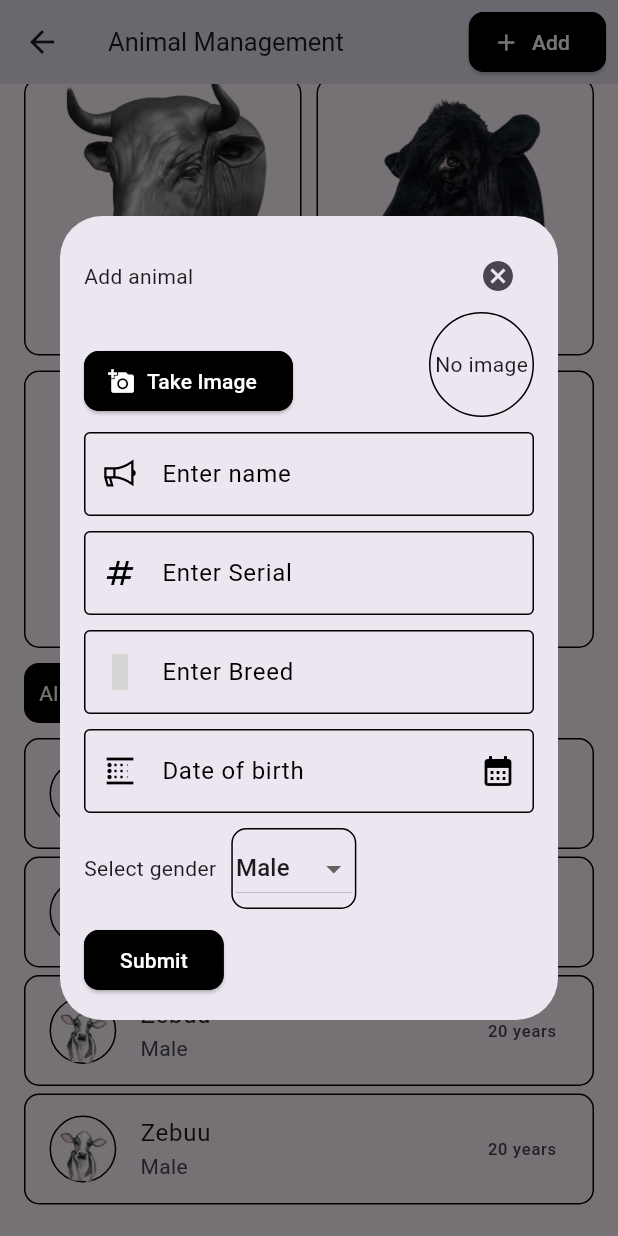
After one commit to zakariairungu/dairy_farm_app, a Flutter app: the AnimalManagement screen opened directly, scrolled down 73 dp, after a tap on "Add", on a phone screen of 412 x 824 dp. The commit adds this screen. Run offline on Flutter 3.47's test engine with Material 3 defaults, Android fonts, the phone set to English and light mode, and no system bars; our stand-ins replace firebase_core, fl_chart, flutter_speed_dial, get, google_fonts, google_nav_bar and 3 more; missing offline and left inert: flutter_launcher_icons; accounts and stored records are empty; grey boxes are pictures that could not be loaded.

Commit message:
add some features

```diff
--- a/lib/main.dart
+++ b/lib/main.dart
@@ -1,10 +1,10 @@
-import 'package:dairy_farm_app/src/features/authentication/screens/login/login.dart';
 import 'package:dairy_farm_app/src/features/dashboard/screens/dashboard.dart';
 import 'package:dairy_farm_app/src/utils/theme.dart/theme.dart';
 import 'package:flutter/material.dart';
 import 'package:get/get.dart';
 
 void main() {
+  WidgetsFlutterBinding.ensureInitialized();
   runApp(const MyApp());
 }
 
@@ -19,6 +19,6 @@ class MyApp extends StatelessWidget {
         theme: FTheme.lightTheme,
         darkTheme: FTheme.darkTheme,
         themeMode: ThemeMode.system,
-        home: const Login());
+        home: const Dashboard());
   }
 }
--- /dev/null
+++ b/lib/src/features/dashboard/controllers/add_animal_controller.dart
@@ -0,0 +1,87 @@
+import 'dart:io';
+
+import 'package:flutter/material.dart';
+import 'package:get/get.dart';
+import 'package:image_picker/image_picker.dart';
+
+class AddAnimalController extends GetxController {
+  static AddAnimalController get instance => Get.find();
+
+  RxString selectedGender = RxString('Male');
+  Rx<XFile?> image = Rx<XFile?>(null);
+  RxString selectedStatus = 'IsMilked'.obs;
+
+  final dateController = TextEditingController();
+  final nameController = TextEditingController();
+  final breedController = TextEditingController();
+  final serialController = TextEditingController();
+
+  Future<void> takeImage() async {
+    final picker = ImagePicker();
+    final pickedFile = await picker.pickImage(source: ImageSource.camera);
+
+    if (pickedFile != null) {
+      image.value = XFile(pickedFile.path);
+    } else {
+      Get.snackbar("Error", "No image selected",
+          snackPosition: SnackPosition.BOTTOM);
+    }
+  }
+
+  setGender(String gender) {
+    selectedGender.value = gender;
+  }
+
+  void setStatus(String status) {
+    selectedStatus.value = status;
+  }
+
+  void addAnimal() {
+    if (dateController.text.isEmpty) {
+      Get.snackbar(
+        "Error", // Title
+        "Please enter the date of birth", // Message
+        snackPosition: SnackPosition.BOTTOM, // Position
+        backgroundColor: Colors.red, // Background color
+        colorText: Colors.white, // Text color
+      );
+      return;
+    }
+    if (nameController.text.isEmpty) {
+      Get.snackbar(
+        "Error", // Title
+        "Please enter the name", // Message
+        snackPosition: SnackPosition.BOTTOM, // Position
+        backgroundColor: Colors.red, // Background color
+        colorText: Colors.white, // Text color
+      );
+      return;
+    }
+    if (breedController.text.isEmpty) {
+      Get.snackbar(
+        "Error", // Title
+        "Please enter the breed", // Message
+        snackPosition: SnackPosition.BOTTOM, // Position
+        backgroundColor: Colors.red, // Background color
+        colorText: Colors.white, // Text color
+      );
+      return;
+    }
+    if (serialController.text.isEmpty) {
+      Get.snackbar(
+        "Error", // Title
+        "Please enter the serial number", // Message
+        snackPosition: SnackPosition.BOTTOM, // Position
+        backgroundColor: Colors.red, // Background color
+        colorText: Colors.white, // Text color
+      );
+      return;
+    }
+  }
+
+  @override
+  void onClose() {
+    dateController.dispose();
+    super.onClose();
+  }
+}
--- /dev/null
+++ b/lib/src/features/dashboard/dialog/add_animal.dart
@@ -0,0 +1,11 @@
+import 'package:flutter/material.dart';
+
+import '../screens/animal_management/wiget/add_animal.dart';
+
+Future<dynamic> addAnimal(BuildContext context) {
+  return showDialog(
+      context: context,
+      builder: (context) {
+        return const AddAnimal();
+      });
+}
--- a/lib/src/features/dashboard/dialog/setting_dialog.dart
+++ b/lib/src/features/dashboard/dialog/setting_dialog.dart
@@ -1,5 +1,6 @@
 import 'package:dairy_farm_app/src/constants/colors.dart';
 import 'package:dairy_farm_app/src/constants/text.dart';
+import 'package:dairy_farm_app/src/features/dashboard/screens/animal_management/animal_management.dart';
 import 'package:dairy_farm_app/src/features/dashboard/screens/profile/profile.dart';
 import 'package:dairy_farm_app/src/features/dashboard/screens/user_management/user_management.dart';
 import 'package:flutter/material.dart';
@@ -72,6 +73,22 @@ Future<dynamic> setting(BuildContext context, bool isDark) {
                   height: 10,
                 ),
                 ListTile(
+                  onTap: () {
+
+                    Navigator.pop(context);
+                    Get.to(const AnimalManagement());
+                  },
+                  leading: Icon(Icons.search,
+                      color: isDark ? primaryColor : blackColor),
+                  title: Text(
+                    "Animal Management",
+                    style: Theme.of(context).textTheme.titleSmall,
+                  ),
+                ),
+                const SizedBox(
+                  height: 10,
+                ),
+                ListTile(
                   title: Text(fBilling,
                       style: Theme.of(context).textTheme.titleSmall),
                   trailing: Icon(Icons.money,
--- /dev/null
+++ b/lib/src/features/dashboard/models/animal_models.dart
@@ -0,0 +1,21 @@
+import 'dart:io';
+
+class Animal {
+  final String selectedGender;
+  final File? image;
+  final String? selectedStatus;
+  final String dateOfBirth;
+  final String name;
+  final String breed;
+  final String serialNumber;
+
+  Animal({
+    required this.selectedGender,
+    required this.image,
+    required this.selectedStatus,
+    required this.dateOfBirth,
+    required this.name,
+    required this.breed,
+    required this.serialNumber,
+  });
+}
--- /dev/null
+++ b/lib/src/features/dashboard/screens/animal_management/animal_management.dart
@@ -0,0 +1,165 @@
+import 'package:dairy_farm_app/src/constants/colors.dart';
+import 'package:flutter/material.dart';
+
+import '../../dialog/add_animal.dart';
+
+class AnimalManagement extends StatelessWidget {
+  const AnimalManagement({super.key});
+
+  @override
+  Widget build(BuildContext context) {
+    return Scaffold(
+      appBar: AppBar(
+        title: const Text(
+          "Animal Management",
+          style: TextStyle(fontSize: 17),
+        ),
+        actions: [
+          Padding(
+            padding: const EdgeInsets.all(8.0),
+            child: ElevatedButton.icon(
+              onPressed: () {
+                addAnimal(context);
+              },
+              icon: const Icon(Icons.add),
+              label: const Text(
+                "Add",
+              ),
+            ),
+          ),
+        ],
+      ),
+      body: SingleChildScrollView(
+        child: Padding(
+          padding: const EdgeInsets.all(16.0),
+          child: Column(
+            crossAxisAlignment: CrossAxisAlignment.start,
+            children: [
+              const Text(
+                "Categories",
+                style: TextStyle(fontSize: 30),
+              ),
+              const SizedBox(
+                height: 10,
+              ),
+              GridView(
+                shrinkWrap: true,
+                gridDelegate: const SliverGridDelegateWithFixedCrossAxisCount(
+                  crossAxisCount: 2,
+                  mainAxisSpacing: 10,
+                  crossAxisSpacing: 10,
+                ),
+                children: [
+                  Container(
+                    decoration: BoxDecoration(
+                      border: Border.all(width: 1),
+                      borderRadius: BorderRadius.circular(10),
+                    ),
+                    child: Column(
+                      mainAxisAlignment: MainAxisAlignment.center,
+                      children: [
+                        Expanded(
+                            child: Image.asset(
+                          "assets/png/bull.png",
+                          fit: BoxFit.contain,
+                        )),
+                        const Text("Bulls"),
+                      ],
+                    ),
+                  ),
+                  Container(
+                    decoration: BoxDecoration(
+                      border: Border.all(width: 1),
+                      borderRadius: BorderRadius.circular(10),
+                    ),
+                    child: Column(
+                      mainAxisAlignment: MainAxisAlignment.center,
+                      children: [
+                        Expanded(
+                            child: Image.asset(
+                          "assets/png/cows.png",
+                          fit: BoxFit.contain,
+                        )),
+                        const Text("Cows"),
+                      ],
+                    ),
+                  ),
+                  Container(
+                    decoration: BoxDecoration(
+                      border: Border.all(width: 1),
+                      borderRadius: BorderRadius.circular(10),
+                    ),
+                    child: Column(
+                      mainAxisAlignment: MainAxisAlignment.center,
+                      children: [
+                        Expanded(
+                            child: Image.asset(
+                          "assets/png/calf.png",
+                          fit: BoxFit.contain,
+                        )),
+                        const Text("Calf"),
+                      ],
+                    ),
+                  ),
+                  Container(
+                    decoration: BoxDecoration(
+                      border: Border.all(width: 1),
+                      borderRadius: BorderRadius.circular(10),
+                    ),
+                    child: const Center(child: Text("20 Total")),
+                  ),
+                ],
+              ),
+              const SizedBox(
+                height: 10,
+              ),
+              Container(
+                padding: const EdgeInsets.all(10),
+                decoration: BoxDecoration(
+                    color: blackColor, borderRadius: BorderRadius.circular(10)),
+                child: Text(
+                  "All",
+                  style: TextStyle(color: whiteColor),
+                ),
+              ),
+              const SizedBox(
+                height: 10,
+              ),
+              ListView.builder(
+                shrinkWrap: true,
+                itemCount: 4,
+                itemBuilder: (context, index) {
+                  return Padding(
+                    padding: const EdgeInsets.only(bottom: 5),
+                    child: Container(
+                      decoration: BoxDecoration(
+                          border: Border.all(width: 1),
+                          borderRadius: BorderRadius.circular(10)),
+                      child: ListTile(
+                        leading: Container(
+                          padding: const EdgeInsets.all(4),
+                          decoration: BoxDecoration(
+                            border: Border.all(width: 1),
+                            shape: BoxShape.circle,
+                          ),
+                          child: Image.asset(
+                            "assets/png/calf.png",
+                          ),
+                        ),
+                        title: const Text("Zebuu"),
+                        subtitle: const Text("Male"),
+                        trailing: const Text("20 years"),
+                      ),
+                    ),
+                  );
+                },
+              ),
+            ],
+          ),
+        ),
+      ),
+    );
+  }
+
+
+}
--- /dev/null
+++ b/lib/src/features/dashboard/screens/animal_management/wiget/add_animal.dart
@@ -0,0 +1,239 @@
+import 'dart:io';
+
+import 'package:dairy_farm_app/src/features/dashboard/controllers/add_animal_controller.dart';
+import 'package:flutter/material.dart';
+import 'package:get/get.dart';
+import 'package:line_icons/line_icons.dart';
+
+class AddAnimal extends StatefulWidget {
+  const AddAnimal({
+    super.key,
+  });
+
+  @override
+  State<AddAnimal> createState() => _AddAnimalState();
+}
+
+class _AddAnimalState extends State<AddAnimal> {
+  @override
+  Widget build(BuildContext context) {
+    final controller = Get.put(AddAnimalController());
+    return Dialog(
+      child: SingleChildScrollView(
+        child: Container(
+          padding: const EdgeInsets.all(16),
+          child: Column(
+            mainAxisSize: MainAxisSize.min,
+            crossAxisAlignment: CrossAxisAlignment.start,
+            children: [
+              Row(
+                mainAxisAlignment: MainAxisAlignment.spaceBetween,
+                children: [
+                  const Text("Add animal"),
+                  IconButton(
+                    onPressed: () => Navigator.of(context).pop(),
+                    icon: const Icon(Icons.cancel),
+                  ),
+                ],
+              ),
+              Row(
+                mainAxisAlignment: MainAxisAlignment.spaceBetween,
+                crossAxisAlignment: CrossAxisAlignment.end,
+                children: [
+                  ElevatedButton.icon(
+                    label: const Text("Take Image"),
+                    onPressed: () {
+                      AddAnimalController.instance.takeImage();
+                    },
+                    icon: const Icon(Icons.add_a_photo),
+                  ),
+                  Container(
+                    height: 70,
+                    width: 70,
+                    decoration: BoxDecoration(
+                        border: Border.all(width: 1), shape: BoxShape.circle),
+                    child: Obx(
+                      () => Center(
+                        child: ClipRRect(
+                          borderRadius: BorderRadius.circular(35),
+                          child: controller.image.value == null
+                              ? const Text("No image")
+                              : Image.file(
+                                  File(controller.image.value!.path),
+                                  fit: BoxFit.cover,
+                                  height: 70,
+                                  width: 70,
+                                ),
+                        ),
+                      ),
+                    ),
+                  ),
+                ],
+              ),
+              const SizedBox(
+                height: 10,
+              ),
+              TextFormField(
+                controller: controller.nameController,
+                decoration: const InputDecoration(
+                  labelText: "Enter name",
+                  prefixIcon: Icon(LineIcons.bullhorn),
+                ),
+              ),
+              const SizedBox(
+                height: 10,
+              ),
+              TextFormField(
+                controller: controller.serialController,
+                keyboardType: TextInputType.number,
+                decoration: const InputDecoration(
+                  labelText: "Enter Serial",
+                  prefixIcon: Icon(Icons.numbers),
+                ),
+              ),
+              const SizedBox(
+                height: 10,
+              ),
+              TextFormField(
+                controller: controller.breedController,
+                decoration: const InputDecoration(
+                  labelText: "Enter Breed",
+                  prefixIcon: Icon(LineIcons.cowboyHat),
+                ),
+              ),
+              const SizedBox(
+                height: 10,
+              ),
+              TextFormField(
+                controller: controller.dateController,
+                decoration: InputDecoration(
+                  labelText: "Date of birth",
+                  prefixIcon: const Icon(Icons.blur_linear),
+                  suffixIcon: IconButton(
+                    onPressed: () {
+                      showDatePicker(
+                        context: context,
+                        firstDate: DateTime(2000),
+                        lastDate: DateTime.now(),
+                      ).then((value) {
+                        if (value != null) {
+                          controller.dateController.text =
+                              value.toString().split(' ')[0];
+                        }
+                      });
+                    },
+                    icon: const Icon(Icons.calendar_month),
+                  ),
+                ),
+              ),
+              const SizedBox(
+                height: 10,
+              ),
+              Row(
+                children: [
+                  const Text("Select gender"),
+                  const SizedBox(
+                    width: 10,
+                  ),
+                  Container(
+                    padding: const EdgeInsets.all(2),
+                    decoration: BoxDecoration(
+                      border: Border.all(width: 1),
+                      borderRadius: BorderRadius.circular(10),
+                    ),
+                    child: Obx(
+                      () => DropdownButton(
+                        value: controller.selectedGender.value,
+                        items: const [
+                          DropdownMenuItem(
+                            value: "Male",
+                            child: Text("Male"),
+                          ),
+                          DropdownMenuItem(
+                            value: "Female",
+                            child: Text("Female"),
+                          )
+                        ],
+                        onChanged: (value) {
+                          controller.selectedGender.value = value as String;
+                        },
+                      ),
+                    ),
+                  ),
+                ],
+              ),
+              const SizedBox(
+                height: 10,
+              ),
+              Obx(
+                () => Visibility(
+                  visible: AddAnimalController.instance.selectedGender.value ==
+                      'Female',
+                  child: Container(
+                      decoration: BoxDecoration(
+                          border: Border.all(width: 1),
+                          borderRadius: BorderRadius.circular(10)),
+                      child: Row(
+                        mainAxisAlignment: MainAxisAlignment.center,
+                        children: [
+                          Column(
+                            mainAxisAlignment: MainAxisAlignment.center,
+                            crossAxisAlignment: CrossAxisAlignment.center,
+                            children: [
+                              const Text(
+                                "IsMilked:",
+                                style: TextStyle(fontSize: 10),
+                              ),
+                              Radio(
+                                  value: "IsMilked",
+                                  groupValue: controller.selectedStatus.value,
+                                  onChanged: (value) {
+                                    controller.setStatus(value!);
+                                  }),
+                            ],
+                          ),
+                          Column(
+                            children: [
+                              const Text(
+                                "Calf:",
+                                style: TextStyle(fontSize: 10),
+                              ),
+                              Radio(
+                                  value: "Calf",
+                                  groupValue: controller.selectedStatus.value,
+                                  onChanged: (value) {
+                                    controller.setStatus(value!);
+                                  }),
+                            ],
+                          ),
+                          Column(
+                            children: [
+                              const Text(
+                                "NotMilked:",
+                                style: TextStyle(fontSize: 10),
+                              ),
+                              Radio(
+                                  value: "NotMilked",
+                                  groupValue: controller.selectedStatus.value,
+                                  onChanged: (value) {
+                                    controller.setStatus(value!);
+                                  }),
+                            ],
+                          )
+                        ],
+                      )),
+                ),
+              ),
+              ElevatedButton(
+                onPressed: () {
+                  controller.addAnimal();
+                },
+                child: const Text("Submit"),
+              ),
+            ],
+          ),
+        ),
+      ),
+    );
+  }
+}
--- a/pubspec.yaml
+++ b/pubspec.yaml
@@ -46,6 +46,8 @@ dependencies:
   flutter_speed_dial: ^7.0.0
   fl_chart: ^0.66.2
   google_nav_bar: ^5.0.6
+  firebase_core: ^2.27.0
+  image_picker: ^1.0.7
 
 dev_dependencies:
   flutter_test:
```
Also changed, not shown: assets/png/bull.png (added), assets/png/calf.png (added), assets/png/cows.png (added), lib/firebase_options.dart (added), pubspec.lock, 7 other files.
